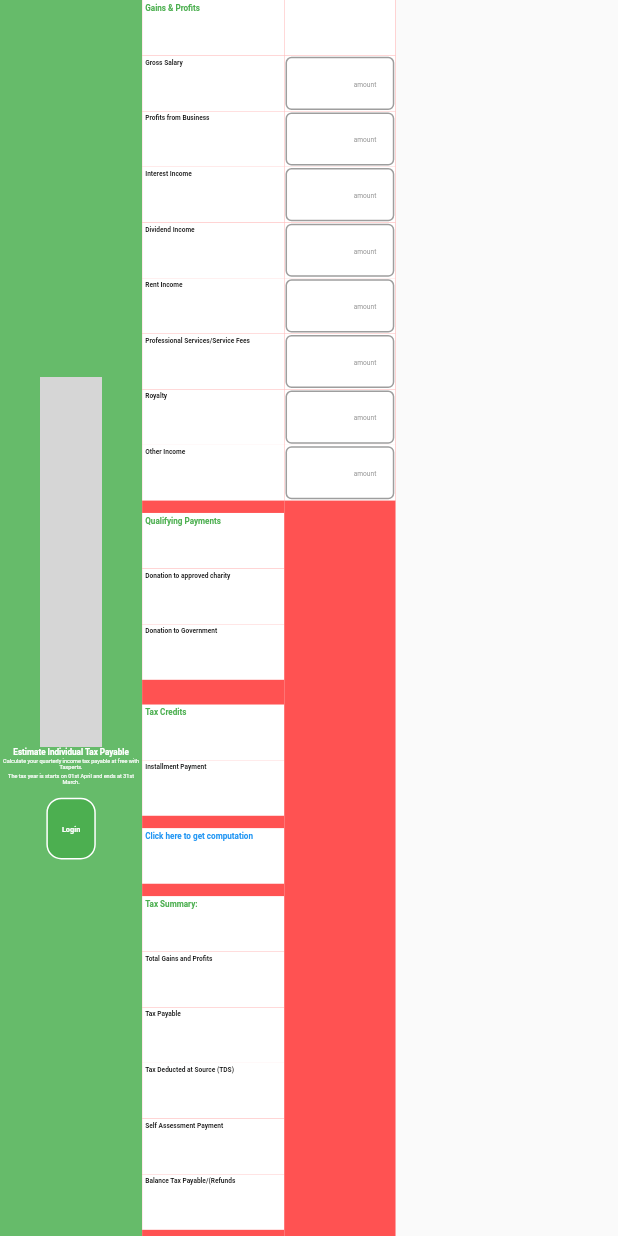
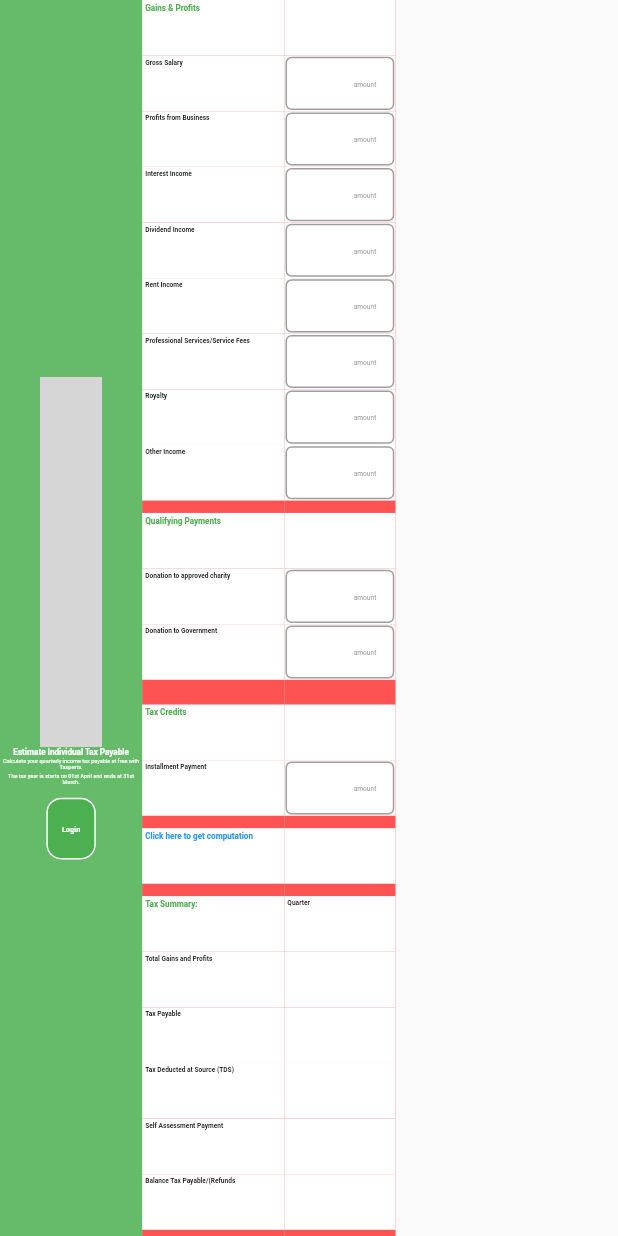
Before and after one commit to CBS-Developments/Taxpert-App-UI, a Flutter app: the DesktopScaffold screen opened directly, on a phone screen of 412 x 824 dp. Run offline on Flutter 3.47's test engine with Material 2 defaults, Android fonts, the phone set to English and light mode, and no system bars; missing offline and left inert: pattern_formatter; grey boxes are pictures that could not be loaded.

Commit message:
Update desktop_body.dart

```diff
--- a/taxpert_app_ui/lib/responsive/desktop_body.dart
+++ b/taxpert_app_ui/lib/responsive/desktop_body.dart
@@ -336,6 +336,65 @@ class _DesktopScaffoldState extends State<DesktopScaffold> {
 
                 TexfeildContainer(controller: otherIncome, hintText: 'amount',),
 
+                SizedBox(
+                  height: MeSizeBoxHeight(context),
+                ),
+
+                BlankContainer(),
+
+                TexfeildContainer(controller: donationToApprovedCharity, hintText: 'amount',),
+
+                TexfeildContainer(controller: donationToGovernment, hintText: 'amount',),
+
+                SizedBox(
+                  height: LaSizeBoxHeight(context),
+                ),
+
+                BlankContainer(),
+
+                TexfeildContainer(controller: installmentPayment, hintText: 'amount',),
+
+                SizedBox(
+                  height: MeSizeBoxHeight(context),
+                ),
+
+                BlankContainer(),
+
+                SizedBox(
+                  height: MeSizeBoxHeight(context),
+                ),
+
+                TextContainer(
+                    childText:'Quarter',
+                    fontSize: getFontMe(context),
+                    textColor: Colors.black),
+
+                TextContainer(
+                    childText:'',
+                    fontSize: getFontMe(context),
+                    textColor: Colors.black),
+
+                TextContainer(
+                    childText:'',
+                    fontSize: getFontMe(context),
+                    textColor: Colors.black),
+
+                TextContainer(
+                    childText:'',
+                    fontSize: getFontMe(context),
+                    textColor: Colors.black),
+
+                TextContainer(
+                    childText:'',
+                    fontSize: getFontMe(context),
+                    textColor: Colors.black),
+
+                TextContainer(
+                    childText:'',
+                    fontSize: getFontMe(context),
+                    textColor: Colors.black),
+
+
               ],
 
             ),
```
